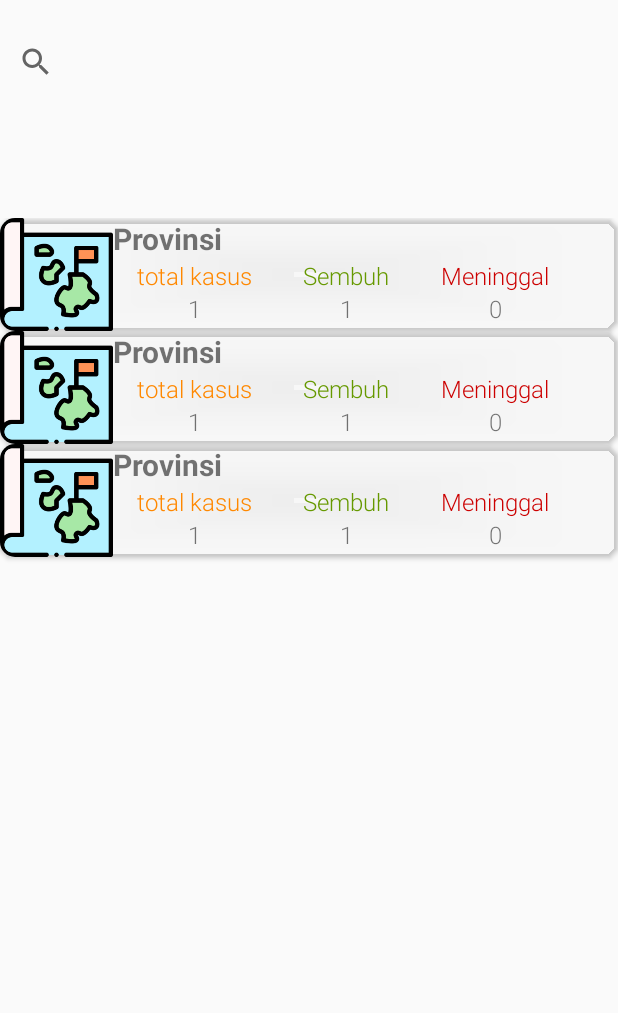
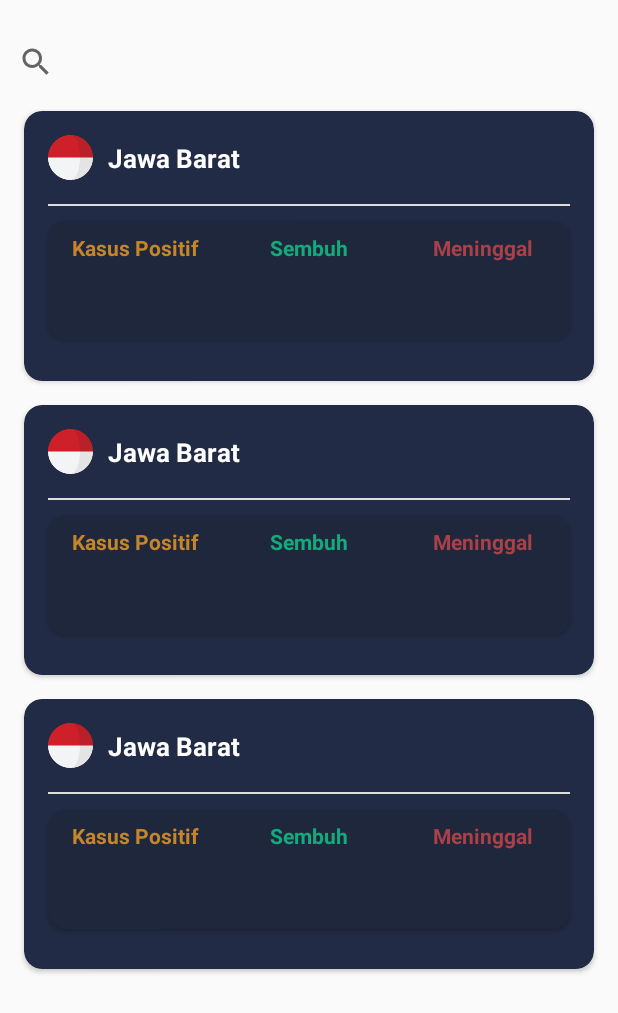
Before and after one commit to geryakbarf/PantauCovid19, an Android app: the layout activity_provinsi.xml on its own in the app's theme, with its tools: preview values and no code run, on a phone screen of 412 x 824 dp. Shown: the top 1013 px of the screen. Run offline under Robolectric (Android 15) with nearby library versions, the phone set to English and light mode, and no system bars.

Commit message:
- Perbaikan Layout Data Provinsi

```diff
--- /dev/null
+++ b/app/src/main/java/com/ergnologi/pantaucovid19/adapter/ProvinsiAdapter.kt
@@ -0,0 +1,39 @@
+package com.ergnologi.pantaucovid19.adapter
+
+import android.view.LayoutInflater
+import android.view.View
+import android.view.ViewGroup
+import android.widget.TextView
+import androidx.recyclerview.widget.RecyclerView
+import com.ergnologi.pantaucovid19.R
+import com.ergnologi.pantaucovid19.models.ProvinsiModels
+
+class ProvinsiAdapter(private val list: ArrayList<ProvinsiModels>) :
+    RecyclerView.Adapter<ProvinsiAdapter.ViewHolder>() {
+
+    override fun onCreateViewHolder(parent: ViewGroup, viewType: Int): ViewHolder {
+        val view =
+            LayoutInflater.from(parent.context).inflate(R.layout.adapter_provinsi, parent, false)
+        return ViewHolder(view)
+    }
+
+    override fun getItemCount(): Int {
+        return list.size
+    }
+
+    override fun onBindViewHolder(holder: ViewHolder, position: Int) {
+        val (nama, kasus, sembuh, meninggal) = list[position]
+        holder.txtNamaProvinsi.text = nama
+        holder.txtKasus.text = kasus
+        holder.txtSembuh.text = sembuh
+        holder.txtMeninggal.text = meninggal
+    }
+
+    class ViewHolder(itemView: View) : RecyclerView.ViewHolder(itemView) {
+        var txtNamaProvinsi: TextView = itemView.findViewById(R.id.txtProvinsi)
+        var txtSembuh: TextView = itemView.findViewById(R.id.txtSembuh)
+        var txtKasus: TextView = itemView.findViewById(R.id.txtTotalKasus)
+        var txtMeninggal: TextView = itemView.findViewById(R.id.txtMeninggal)
+    }
+
+}
--- a/app/src/main/java/com/ergnologi/pantaucovid19/api/GetDataApi.kt
+++ b/app/src/main/java/com/ergnologi/pantaucovid19/api/GetDataApi.kt
@@ -1,10 +1,14 @@
 package com.ergnologi.pantaucovid19.api
 
 import com.ergnologi.pantaucovid19.response.DataResponse
+import com.ergnologi.pantaucovid19.response.ProvinsiResponse
 import retrofit2.Call
 import retrofit2.http.GET
 
 interface GetDataApi {
     @GET("/api/harian")
     fun getData(): Call<DataResponse>
+
+    @GET("/api/provinsi")
+    fun getDataProvinsi(): Call<ProvinsiResponse>
 }
--- /dev/null
+++ b/app/src/main/java/com/ergnologi/pantaucovid19/models/ProvinsiModels.kt
@@ -0,0 +1,8 @@
+package com.ergnologi.pantaucovid19.models
+
+data class ProvinsiModels(
+    var provinsi: String = "",
+    var kasusPosi: String = "",
+    var kasusSemb: String = "",
+    var kasusMeni: String = ""
+)
--- /dev/null
+++ b/app/src/main/java/com/ergnologi/pantaucovid19/response/ProvinsiResponse.kt
@@ -0,0 +1,7 @@
+package com.ergnologi.pantaucovid19.response
+
+import com.ergnologi.pantaucovid19.models.ProvinsiModels
+
+data class ProvinsiResponse(
+    var data: List<ProvinsiModels>?
+)
--- /dev/null
+++ b/app/src/main/java/com/ergnologi/pantaucovid19/ui/ProvinsiActivity.kt
@@ -0,0 +1,13 @@
+package com.ergnologi.pantaucovid19.ui
+
+import android.os.Bundle
+import androidx.appcompat.app.AppCompatActivity
+import com.ergnologi.pantaucovid19.R
+
+class ProvinsiActivity : AppCompatActivity() {
+
+    override fun onCreate(savedInstanceState: Bundle?) {
+        super.onCreate(savedInstanceState)
+        setContentView(R.layout.activity_provinsi)
+    }
+}
--- a/app/src/main/java/com/ergnologi/pantaucovid19/ui/fragment/HomeFragment.kt
+++ b/app/src/main/java/com/ergnologi/pantaucovid19/ui/fragment/HomeFragment.kt
@@ -92,7 +92,6 @@ class HomeFragment : Fragment() {
                 txtKasusNegatif?.text = data[days].jumlahNegatif
                 hideShimmer()
             }
-
         })
     }
 
--- a/app/src/main/res/layout/activity_provinsi.xml
+++ b/app/src/main/res/layout/activity_provinsi.xml
@@ -19,12 +19,12 @@
     <androidx.recyclerview.widget.RecyclerView
         android:id="@+id/RVProvinsi"
         android:layout_width="match_parent"
-        android:layout_height="600dp"
+        android:layout_height="0dp"
         app:layout_constraintEnd_toEndOf="parent"
         app:layout_constraintStart_toStartOf="parent"
         app:layout_constraintBottom_toBottomOf="parent"
         app:layout_constraintTop_toBottomOf="@+id/search"
-        tools:listitem="@layout/row_provinsi"/>
+        tools:listitem="@layout/adapter_provinsi" />
 
 
 
--- /dev/null
+++ b/app/src/main/res/layout/adapter_provinsi.xml
@@ -0,0 +1,170 @@
+<?xml version="1.0" encoding="utf-8"?>
+<androidx.cardview.widget.CardView xmlns:android="http://schemas.android.com/apk/res/android"
+    android:layout_width="match_parent"
+    android:layout_height="180dp"
+    android:layout_marginStart="16dp"
+    android:layout_marginTop="8dp"
+    android:layout_marginEnd="16dp"
+    android:layout_marginBottom="8dp"
+    xmlns:app="http://schemas.android.com/apk/res-auto"
+    app:cardBackgroundColor="#222B45"
+    app:cardCornerRadius="12dp">
+
+    <androidx.constraintlayout.widget.ConstraintLayout
+        android:layout_width="match_parent"
+        android:layout_height="match_parent">
+
+        <ImageView
+            android:id="@+id/imageView5"
+            android:layout_width="30dp"
+            android:layout_height="30dp"
+            android:layout_marginStart="16dp"
+            android:layout_marginTop="16dp"
+            android:src="@drawable/indonesia"
+            app:layout_constraintStart_toStartOf="parent"
+            app:layout_constraintTop_toTopOf="parent" />
+
+        <TextView
+            android:id="@+id/txtProvinsi"
+            android:layout_width="wrap_content"
+            android:layout_marginStart="10dp"
+            android:text="@string/jawa_barat"
+            android:layout_height="wrap_content"
+            android:textColor="@android:color/white"
+            android:textSize="17sp"
+            android:textStyle="bold"
+            app:layout_constraintBottom_toBottomOf="@+id/imageView5"
+            app:layout_constraintStart_toEndOf="@+id/imageView5"
+            app:layout_constraintTop_toTopOf="@+id/imageView5" />
+
+        <View
+            android:id="@+id/view"
+            android:layout_width="match_parent"
+            android:layout_height="1dp"
+            android:layout_marginStart="16dp"
+            android:layout_marginTop="16dp"
+            android:layout_marginEnd="16dp"
+            android:background="#dddddd"
+            app:layout_constraintEnd_toEndOf="parent"
+            app:layout_constraintStart_toStartOf="parent"
+            app:layout_constraintTop_toBottomOf="@+id/imageView5" />
+
+        <androidx.cardview.widget.CardView
+            android:layout_width="match_parent"
+            android:layout_height="80dp"
+            android:layout_marginStart="16dp"
+            android:layout_marginTop="10dp"
+            android:layout_marginEnd="16dp"
+            app:cardBackgroundColor="#1F273D"
+            app:cardCornerRadius="12dp"
+            app:layout_constraintEnd_toEndOf="parent"
+            app:layout_constraintStart_toStartOf="parent"
+            app:layout_constraintTop_toBottomOf="@+id/view">
+
+            <LinearLayout
+                android:layout_width="match_parent"
+                android:layout_height="match_parent"
+                android:weightSum="3">
+
+                <androidx.constraintlayout.widget.ConstraintLayout
+                    android:layout_width="0dp"
+                    android:layout_height="match_parent"
+                    android:layout_weight="1">
+
+                    <TextView
+                        android:id="@+id/textView4"
+                        android:layout_width="wrap_content"
+                        android:layout_height="wrap_content"
+                        android:layout_marginTop="8dp"
+                        android:text="@string/kasus_positif"
+                        android:textColor="#C5862A"
+                        android:textStyle="bold"
+                        app:layout_constraintEnd_toEndOf="parent"
+                        app:layout_constraintStart_toStartOf="parent"
+                        app:layout_constraintTop_toTopOf="parent" />
+
+                    <TextView
+                        android:id="@+id/txtTotalKasus"
+                        android:layout_width="wrap_content"
+                        android:layout_height="wrap_content"
+                        android:layout_marginTop="8dp"
+                        android:textColor="@android:color/white"
+                        android:textSize="15sp"
+                        android:textStyle="bold"
+                        app:layout_constraintEnd_toEndOf="parent"
+                        app:layout_constraintStart_toStartOf="parent"
+                        app:layout_constraintTop_toBottomOf="@+id/textView4" />
+
+                </androidx.constraintlayout.widget.ConstraintLayout>
+
+                <androidx.constraintlayout.widget.ConstraintLayout
+                    android:layout_width="0dp"
+                    android:layout_height="match_parent"
+                    android:layout_weight="1">
+
+                    <TextView
+                        android:id="@+id/textView5"
+                        android:layout_width="wrap_content"
+                        android:layout_height="wrap_content"
+                        android:layout_marginTop="8dp"
+                        android:text="@string/sembuh"
+                        android:textColor="#13AB7C"
+                        android:textStyle="bold"
+                        app:layout_constraintEnd_toEndOf="parent"
+                        app:layout_constraintStart_toStartOf="parent"
+                        app:layout_constraintTop_toTopOf="parent" />
+
+                    <TextView
+                        android:id="@+id/txtSembuh"
+                        android:layout_width="wrap_content"
+                        android:layout_height="wrap_content"
+                        android:layout_marginTop="8dp"
+                        android:textColor="@android:color/white"
+                        android:textSize="15sp"
+                        android:textStyle="bold"
+                        app:layout_constraintEnd_toEndOf="parent"
+                        app:layout_constraintStart_toStartOf="parent"
+                        app:layout_constraintTop_toBottomOf="@+id/textView5" />
+
+                </androidx.constraintlayout.widget.ConstraintLayout>
+
+                <androidx.constraintlayout.widget.ConstraintLayout
+                    android:layout_width="0dp"
+                    android:layout_height="match_parent"
+                    android:layout_weight="1">
+
+                    <TextView
+                        android:id="@+id/textView6"
+                        android:layout_width="wrap_content"
+                        android:layout_height="wrap_content"
+                        android:layout_marginTop="8dp"
+                        android:text="@string/meninggal"
+                        android:textColor="#AA4148"
+                        android:textStyle="bold"
+                        app:layout_constraintEnd_toEndOf="parent"
+                        app:layout_constraintStart_toStartOf="parent"
+                        app:layout_constraintTop_toTopOf="parent" />
+
+                    <TextView
+                        android:id="@+id/txtMeninggal"
+                        android:layout_width="wrap_content"
+                        android:layout_height="wrap_content"
+                        android:layout_marginTop="8dp"
+                        android:textColor="@android:color/white"
+                        android:textSize="15sp"
+                        android:textStyle="bold"
+                        app:layout_constraintEnd_toEndOf="parent"
+                        app:layout_constraintStart_toStartOf="parent"
+                        app:layout_constraintTop_toBottomOf="@+id/textView6" />
+
+                </androidx.constraintlayout.widget.ConstraintLayout>
+
+            </LinearLayout>
+
+        </androidx.cardview.widget.CardView>
+
+
+    </androidx.constraintlayout.widget.ConstraintLayout>
+
+
+</androidx.cardview.widget.CardView>
--- a/app/src/main/res/layout/row_provinsi.xml
+++ /dev/null
@@ -1,127 +0,0 @@
-<?xml version="1.0" encoding="utf-8"?>
-<androidx.cardview.widget.CardView xmlns:android="http://schemas.android.com/apk/res/android"
-    android:layout_width="wrap_content"
-    android:layout_height="wrap_content"
-    xmlns:app="http://schemas.android.com/apk/res-auto"
-    app:cardBackgroundColor="@color/cardview_shadow_end_color"
-    app:cardCornerRadius="10dp">
-
-    <RelativeLayout
-        android:layout_width="match_parent"
-        android:layout_height="wrap_content">
-        <ImageView
-            android:layout_width="75dp"
-            android:layout_height="75dp"
-            android:id="@+id/profileIv"
-            android:src="@drawable/provinsi"
-            android:layout_centerVertical="true"
-            />
-
-        <TextView
-            android:layout_width="match_parent"
-            android:layout_height="wrap_content"
-            android:id="@+id/provinsi_nama"
-            android:text="Provinsi"
-            android:textSize="20sp"
-            android:textStyle="bold"
-            android:layout_toRightOf="@id/profileIv"
-            />
-
-        <LinearLayout
-            android:id="@+id/line1"
-            android:layout_width="wrap_content"
-            android:layout_height="wrap_content"
-            android:layout_below="@id/provinsi_nama"
-            android:layout_marginStart="16dp"
-            android:layout_toEndOf="@id/profileIv"
-            android:orientation="vertical">
-
-            <TextView
-                android:id="@+id/provinsi_kasus"
-                android:layout_width="match_parent"
-                android:layout_height="wrap_content"
-                android:fontFamily="sans-serif-light"
-                android:gravity="center"
-                android:textColor="@android:color/holo_orange_dark"
-                android:text="total kasus"
-                android:textSize="16sp" />
-
-            <TextView
-                android:id="@+id/provinsi_kasusValue"
-                android:layout_width="match_parent"
-                android:layout_height="wrap_content"
-                android:fontFamily="sans-serif-light"
-                android:gravity="center"
-                android:text="1"
-                android:textSize="16sp" />
-
-        </LinearLayout>
-
-        <LinearLayout
-            android:id="@+id/line2"
-            android:layout_width="wrap_content"
-            android:layout_height="wrap_content"
-            android:layout_below="@id/provinsi_nama"
-            android:layout_marginStart="26dp"
-            android:layout_toEndOf="@id/line1"
-            android:layout_toStartOf="@id/line3"
-            android:layout_marginEnd="26dp"
-            android:orientation="vertical">
-
-            <TextView
-                android:id="@+id/provinsi_sembuh"
-                android:layout_width="match_parent"
-                android:layout_height="wrap_content"
-                android:fontFamily="sans-serif-light"
-                android:gravity="center"
-                android:textColor="@android:color/holo_green_dark"
-                android:text="Sembuh"
-                android:textSize="16sp" />
-
-            <TextView
-                android:id="@+id/provinsi_sembuhValue"
-                android:layout_width="match_parent"
-                android:layout_height="wrap_content"
-                android:fontFamily="sans-serif-light"
-                android:gravity="center"
-                android:text="1"
-                android:textSize="16sp" />
-
-        </LinearLayout>
-
-        <LinearLayout
-            android:id="@+id/line3"
-            android:layout_width="wrap_content"
-            android:layout_height="wrap_content"
-            android:layout_below="@id/provinsi_nama"
-            android:layout_alignParentEnd="true"
-            android:layout_marginEnd="46dp"
-            android:orientation="vertical">
-
-            <TextView
-                android:id="@+id/provinsi_meninggal"
-                android:layout_width="match_parent"
-                android:layout_height="wrap_content"
-                android:fontFamily="sans-serif-light"
-                android:gravity="center"
-                android:text="Meninggal"
-                android:textColor="@android:color/holo_red_dark"
-                android:textSize="16sp" />
-
-            <TextView
-                android:id="@+id/provinsi_meninggalValue"
-                android:layout_width="match_parent"
-                android:layout_height="wrap_content"
-                android:fontFamily="sans-serif-light"
-                android:gravity="center"
-                android:text="0"
-                android:textSize="16sp" />
-
-        </LinearLayout>
-
-
-
-    </RelativeLayout>
-
-
-</androidx.cardview.widget.CardView>
--- a/app/src/main/res/values/strings.xml
+++ b/app/src/main/res/values/strings.xml
@@ -28,4 +28,6 @@
     <string name="rumah_sakit">Rumah Sakit</string>
     <string name="apakah_anda_sudah_mencuci_ntangan_anda_hari_ini">Apakah anda sudah mencuci \ntangan anda hari ini ?</string>
     <string name="kasus_negatif">Kasus Negatif</string>
+    <string name="jawa_barat">Jawa Barat</string>
+    <string name="kasus_positif">Kasus Positif</string>
 </resources>
```
Also changed, not shown: app/src/main/res/drawable/indonesia.png (added).
